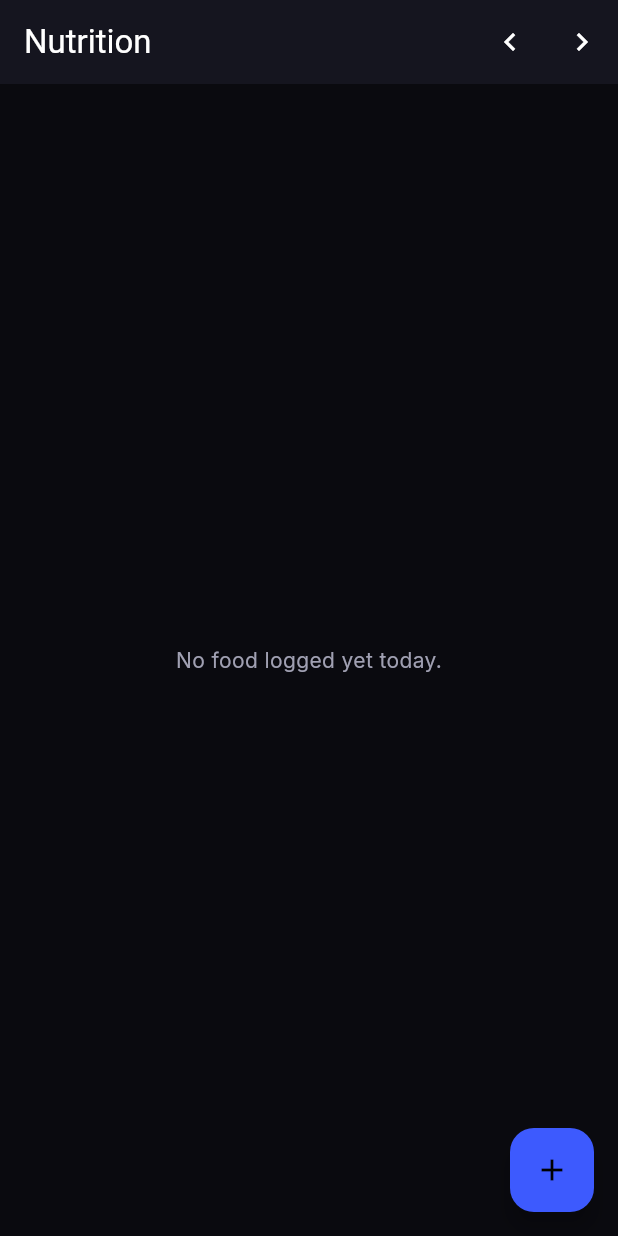
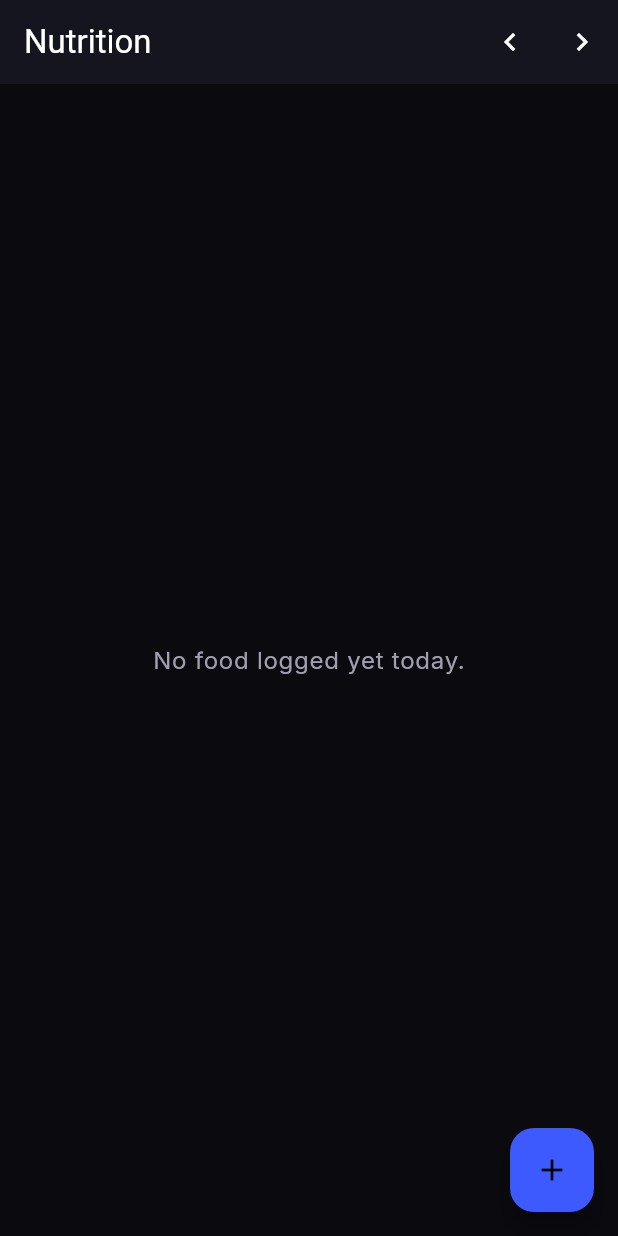
Before and after one commit to KirthikVenkatram/Snorlax, a Flutter app: the NutritionHomeScreen screen opened by its route, on a phone screen of 412 x 824 dp. Run offline on Flutter 3.47's test engine with Material 3 defaults, Android fonts, the phone set to English and light mode, and no system bars; our stand-ins replace cloud_firestore, cloud_functions, firebase_auth, firebase_core, fl_chart, flutter_riverpod and 4 more; missing offline and left inert: flutter_web_auth_2; accounts and stored records are empty.

Commit message:
Add error handling and design-system styling to NutritionHomeScreen
Fixes review findings: FutureBuilder now surfaces a fetch error instead
of spinning forever, and the day-total/empty-state/entry text now use
AppColors/theme typography instead of default Material styling. Also
adds simple per-meal-type section headers.

```diff
--- a/lib/features/nutrition/presentation/nutrition_home_screen.dart
+++ b/lib/features/nutrition/presentation/nutrition_home_screen.dart
@@ -1,4 +1,5 @@
 import 'package:flutter/material.dart';
+import '../../../core/theme/app_colors.dart';
 import '../../../core/widgets/glass_card.dart';
 import '../data/food_search_service.dart';
 import '../data/nutrition_repository.dart';
@@ -85,6 +86,15 @@ class _NutritionHomeScreenState extends State<NutritionHomeScreen> {
           child: FutureBuilder<List<FoodEntry>>(
             future: _entriesFuture,
             builder: (context, snapshot) {
+              final textTheme = Theme.of(context).textTheme;
+              if (snapshot.hasError) {
+                return Center(
+                  child: Text(
+                    'Could not load food log.',
+                    style: textTheme.bodyLarge?.copyWith(color: AppColors.error),
+                  ),
+                );
+              }
               if (!snapshot.hasData) {
                 return const Center(child: CircularProgressIndicator());
               }
@@ -92,25 +102,54 @@ class _NutritionHomeScreenState extends State<NutritionHomeScreen> {
                   .where((e) => _isSameDay(e.date, _selectedDate))
                   .toList();
               if (entries.isEmpty) {
-                return const Center(child: Text('No food logged yet today.'));
+                return Center(
+                  child: Text(
+                    'No food logged yet today.',
+                    style: textTheme.bodyLarge?.copyWith(color: AppColors.textSecondary),
+                  ),
+                );
               }
 
               final totalCalories = entries.fold<double>(0, (sum, e) => sum + e.calories);
 
               return ListView(
                 children: [
-                  GlassCard(child: Text('Total: ${totalCalories.toStringAsFixed(0)} kcal')),
+                  GlassCard(
+                    child: Text(
+                      'Total: ${totalCalories.toStringAsFixed(0)} kcal',
+                      style: textTheme.headlineMedium,
+                    ),
+                  ),
                   const SizedBox(height: 16),
                   for (final mealType in MealType.values) ...[
-                    for (final entry in entries.where((e) => e.mealType == mealType))
-                      GlassCard(
-                        child: ListTile(
-                          title: Text(entry.foodName),
-                          subtitle: Text(
-                            '${mealType.name} · ${entry.quantityGrams.toStringAsFixed(0)}g · ${entry.calories.toStringAsFixed(0)} kcal',
+                    if (entries.any((e) => e.mealType == mealType)) ...[
+                      Padding(
+                        padding: const EdgeInsets.only(bottom: 8),
+                        child: Text(
+                          mealType.name,
+                          style: textTheme.bodyMedium?.copyWith(
+                            color: AppColors.textSecondary,
+                            fontWeight: FontWeight.w600,
                           ),
                         ),
                       ),
+                      for (final entry in entries.where((e) => e.mealType == mealType))
+                        Padding(
+                          padding: const EdgeInsets.only(bottom: 12),
+                          child: GlassCard(
+                            child: ListTile(
+                              title: Text(
+                                entry.foodName,
+                                style: textTheme.bodyLarge?.copyWith(color: AppColors.textPrimary),
+                              ),
+                              subtitle: Text(
+                                '${entry.quantityGrams.toStringAsFixed(0)}g · ${entry.calories.toStringAsFixed(0)} kcal',
+                                style: textTheme.bodyMedium,
+                              ),
+                            ),
+                          ),
+                        ),
+                    ],
                   ],
                 ],
               );
```
